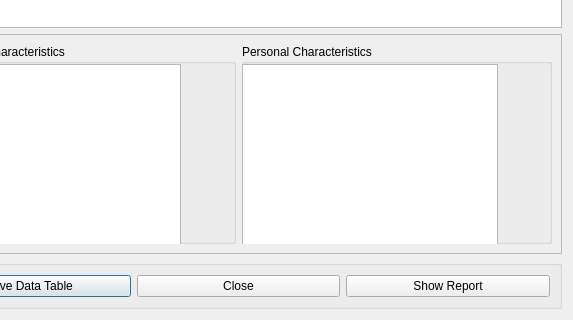
Above: open-ihm/gui/designs/ui_report_householddisposableincome.ui from snim2mirror/openihm before the change; both pictures show x 96 to 669 and y 254 to 574 of the 669 by 574 pixel window. Below: the same form after it.
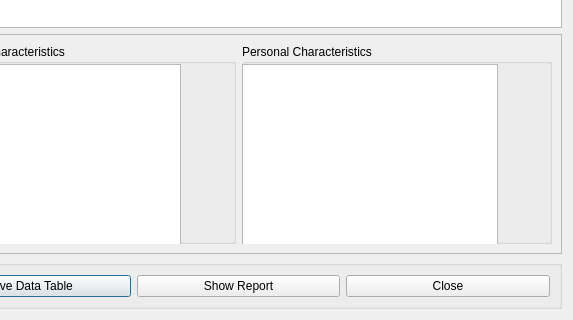
That is the form after the change.

Commit message: Refactoring: common mdiClose() method moved into a mixin.

```diff
--- a/open-ihm/gui/designs/ui_report_householddisposableincome.ui
+++ b/open-ihm/gui/designs/ui_report_householddisposableincome.ui
@@ -170,13 +170,6 @@
         </property>
        </widget>
       </item>
-      <item>
-       <widget class="QPushButton" name="cmdClose">
-        <property name="text">
-         <string>Close</string>
-        </property>
-       </widget>
-      </item>
       <item>
        <widget class="QPushButton" name="cmdShowReport">
         <property name="text">
@@ -184,6 +177,13 @@
         </property>
        </widget>
       </item>
+      <item>
+       <widget class="QPushButton" name="cmdClose">
+        <property name="text">
+         <string>Close</string>
+        </property>
+       </widget>
+      </item>
      </layout>
     </widget>
    </item>
```
Left out of the diff: 1 changed line with no effect on the pictures. The commit also changes 62 other files.
